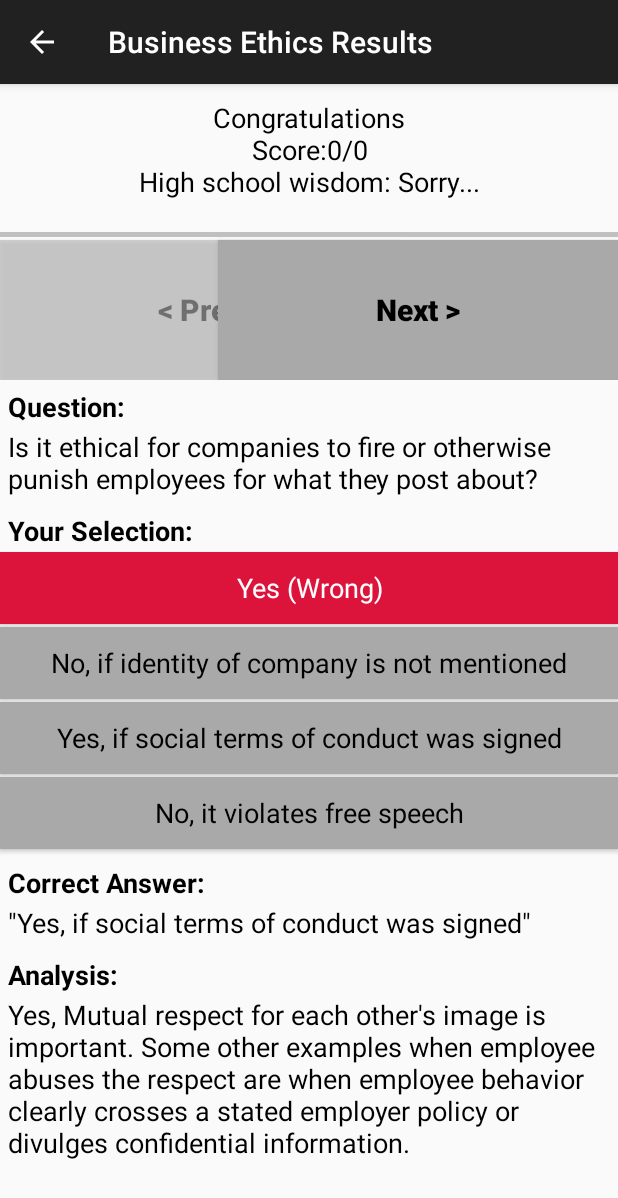
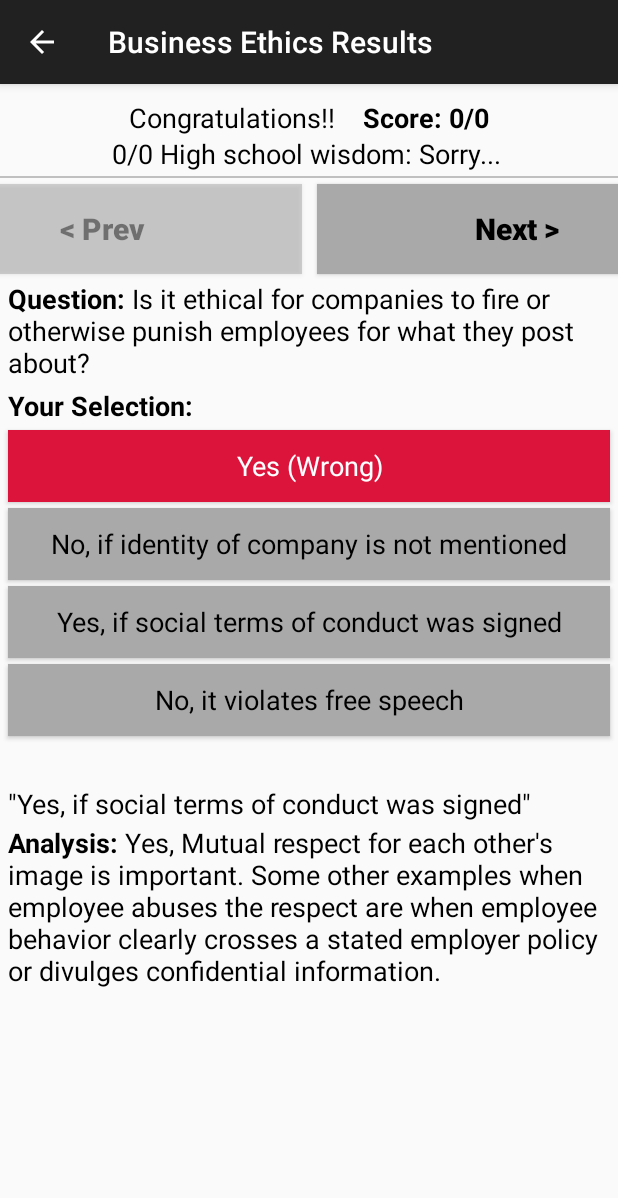
Before and after one commit to simonekarani/MoralIQ, an Android app: the BusinessEthicsResultActivity screen opened directly, with no data from a screen before it, on a phone screen of 412 x 824 dp. Shown: the top 1198 px of the screen. Run offline under Robolectric (Android 15) with nearby library versions, the light colour scheme and no system bars; 5 statements that could not run were skipped.

Commit message:
add biz ethics results using constraint layout

```diff
--- a/app/src/main/java/com/simonekarani/moraliq/bizethics/BusinessEthicsResultActivity.java
+++ b/app/src/main/java/com/simonekarani/moraliq/bizethics/BusinessEthicsResultActivity.java
@@ -3,6 +3,7 @@
 import android.content.Context;
 import android.graphics.Color;
 import android.os.Bundle;
+import android.text.Html;
 import android.view.View;
 import android.widget.Button;
 import android.widget.ListView;
@@ -26,7 +27,6 @@
     private Button nextBtn = null;
 
     private TextView bizethicsResultMsg = null;
-    private TextView bizQText = null;
     private TextView bizUser = null;
     private TextView bizAnswerText;
     private Button bizAnsBtn1 = null;
@@ -35,7 +35,6 @@
     private Button bizAnsBtn4 = null;
     private TextView bizCorrectText = null;
     private TextView bizCorrect = null;
-    private TextView bizAnalysisText = null;
     private TextView bizAnalysis = null;
 
     private View.OnClickListener myOnClickListener;
@@ -59,7 +58,6 @@
         nextBtn.setOnClickListener(myOnClickListener);
 
         bizethicsResultMsg = (TextView) findViewById(R.id.bizethicsResultMsg);
-        bizQText = (TextView) findViewById(R.id.bizQText);
         bizUser = (TextView) findViewById(R.id.bizName);
         bizAnswerText = (TextView) findViewById(R.id.bizAnswerText);
         bizAnsBtn1  = (Button) findViewById(R.id.qBizAnswer1);
@@ -68,7 +66,6 @@
         bizAnsBtn4  = (Button) findViewById(R.id.qBizAnswer4);
         bizCorrectText = (TextView) findViewById(R.id.bizCorrectText);
         bizCorrect = (TextView) findViewById(R.id.bizCorrect);
-        bizAnalysisText = (TextView) findViewById(R.id.bizAnalysisText);
         bizAnalysis = (TextView) findViewById(R.id.bizAnalysis);
 
         setBizEthicsResultMsg(resultList);
@@ -82,7 +79,6 @@
     }
 
     private void setBizEthicsResultMsg(ArrayList<BusinessEthicsResult> resultList) {
-        String resultMsg = "Congratulations\nScore:";
         int totalCnt = resultList.size();
         int moralCnt = 0;
         for (int i = 0; i < resultList.size(); i++) {
@@ -93,6 +89,8 @@
                 moralCnt++;
             }
         }
+        String resultStr = "" + moralCnt + "/" + totalCnt;
+        String resultMsg = "Congratulations!!&emsp;" + "<b>" + "Score: " + resultStr + "</b>" + "<br>";
         resultMsg += "" + moralCnt + "/" + totalCnt;
         String msgValue = "Sorry...";
         double resultValue = (double)moralCnt/totalCnt;
@@ -101,7 +99,7 @@
         else if (resultValue > 0.3)
             msgValue = "Groovy";
         resultMsg += "\nHigh school wisdom: " + msgValue + "\n";
-        bizethicsResultMsg.setText(resultMsg);
+        bizethicsResultMsg.setText(Html.fromHtml(resultMsg));
 
         updateBizEthicsResultMsg(resultList);
     }
@@ -159,13 +157,13 @@
             }
         }
 
-        bizQText.setText("Question:");
-        bizUser.setText(reqData.getQuestion().replaceAll("\n", ""));
+        String bizQuestion = "<b>" + "Question: " + "</b>" + reqData.getQuestion().replaceAll("\n", "");
+        bizUser.setText(Html.fromHtml(bizQuestion));
         bizAnswerText.setText("Your Selection:");
         bizCorrectText.setText("Correct Answer:");
         bizCorrect.setText(correctAnswer);
-        bizAnalysisText.setText("Analysis:");
-        bizAnalysis.setText(reqData.getAnalysis());
+        String bizAnalysisStr = "<b>" + "Analysis: " + "</b>" + reqData.getAnalysis();
+        bizAnalysis.setText(Html.fromHtml(bizAnalysisStr));
     }
 
     private class MyOnClickListener implements View.OnClickListener {
--- a/app/src/main/res/layout/activity_bizethics.xml
+++ b/app/src/main/res/layout/activity_bizethics.xml
@@ -8,7 +8,7 @@
     <TextView
         android:id="@+id/bizthicsText"
         android:layout_width="match_parent"
-        android:layout_height="100dp"
+        android:layout_height="wrap_content"
         android:layout_marginStart="10dp"
         android:layout_marginTop="15dp"
         android:layout_marginEnd="10dp"
--- a/app/src/main/res/layout/activity_bizethics_results.xml
+++ b/app/src/main/res/layout/activity_bizethics_results.xml
@@ -1,196 +1,241 @@
 <?xml version="1.0" encoding="utf-8"?>
-<LinearLayout xmlns:android="http://schemas.android.com/apk/res/android"
-    android:layout_width="wrap_content"
-    android:layout_height="wrap_content"
-    android:orientation="vertical" >
+<androidx.constraintlayout.widget.ConstraintLayout xmlns:android="http://schemas.android.com/apk/res/android"
+    xmlns:app="http://schemas.android.com/apk/res-auto"
+    xmlns:tools="http://schemas.android.com/tools"
+    android:layout_width="match_parent"
+    android:layout_height="match_parent">
 
     <TextView
         android:id="@+id/bizethicsResultMsg"
-        android:layout_width="match_parent"
-        android:layout_height="match_parent"
+        android:layout_width="0dp"
+        android:layout_height="wrap_content"
+        android:layout_marginStart="10dp"
+        android:layout_marginTop="10dp"
+        android:layout_marginEnd="10dp"
+        android:layout_marginBottom="1dp"
+        android:gravity="center_horizontal"
         android:text="Congratulations"
+        android:textAppearance="?android:attr/textAppearanceMedium"
+        android:textColor="@android:color/black"
         android:textStyle="normal"
-        android:textAppearance="?android:attr/textAppearanceMedium"
-        android:layout_marginTop="10dp"
-        android:layout_marginLeft="10dp"
-        android:layout_marginRight="10dp"
-        android:gravity="center_horizontal"
-        android:textColor="@android:color/black" />
+        app:layout_constraintBottom_toTopOf="@+id/view2"
+        app:layout_constraintEnd_toEndOf="parent"
+        app:layout_constraintHorizontal_bias="0.0"
+        app:layout_constraintStart_toStartOf="parent"
+        app:layout_constraintTop_toTopOf="parent" />
 
     <View
+        android:id="@+id/view2"
         android:layout_width="match_parent"
-        android:layout_height="3dp"
-        android:background="#c0c0c0" />
-
-    <RelativeLayout
-        android:layout_width="match_parent"
-        android:layout_height="match_parent" >
+        android:layout_height="1dp"
+        android:layout_marginTop="1dp"
+        android:layout_marginBottom="2dp"
+        android:background="#c0c0c0"
+        app:layout_constraintBottom_toTopOf="@+id/bizPrevBtn"
+        app:layout_constraintTop_toBottomOf="@+id/bizethicsResultMsg"
+        tools:layout_editor_absoluteX="0dp" />
 
     <Button
         android:id="@+id/bizPrevBtn"
         android:layout_width="400px"
-            android:layout_height="140px"
+        android:layout_height="90px"
+        android:layout_alignParentLeft="true"
+        android:layout_marginStart="10dp"
         android:layout_marginTop="2dp"
+        android:layout_marginEnd="5dp"
+        android:layout_marginBottom="2dp"
         android:background="#A9A9A9"
+        android:text="&#60;&#160;Prev"
         android:textAllCaps="false"
+        android:textColor="@android:color/black"
         android:textSize="20sp"
-            android:layout_alignParentLeft="true"
         android:textStyle="bold"
-            android:text="&#60;&#160;Prev"
-            android:textColor="@android:color/black" />
+        app:layout_constraintBottom_toTopOf="@+id/bizName"
+        app:layout_constraintEnd_toStartOf="@+id/bizNextButton"
+        app:layout_constraintStart_toStartOf="parent"
+        app:layout_constraintTop_toBottomOf="@+id/view2" />
 
     <Button
         android:id="@+id/bizNextButton"
         android:layout_width="400px"
-            android:layout_height="140px"
+        android:layout_height="90px"
+        android:layout_alignParentRight="true"
+        android:layout_marginStart="5dp"
         android:layout_marginTop="2dp"
+        android:layout_marginEnd="10dp"
+        android:layout_marginBottom="2dp"
         android:background="#A9A9A9"
+        android:text="Next&#160;&#62;"
         android:textAllCaps="false"
+        android:textColor="@android:color/black"
         android:textSize="20sp"
-            android:layout_alignParentRight="true"
         android:textStyle="bold"
-            android:text="Next&#160;&#62;"
-            android:textColor="@android:color/black" />
-
-    </RelativeLayout>
-
-    <ScrollView xmlns:android="http://schemas.android.com/apk/res/android"
-        android:layout_width="match_parent"
-        android:layout_height="match_parent" >
-
-        <LinearLayout
-            android:layout_width="match_parent"
-            android:layout_height="match_parent"
-            android:layout_marginTop="5dp"
-            android:orientation="vertical" >
-
-            <TextView
-                android:id="@+id/bizQText"
-                android:layout_width="match_parent"
-                android:layout_height="wrap_content"
-                android:text="Question:"
-                android:layout_marginLeft="5dp"
-                android:layout_marginRight="5dp"
-                android:textStyle="bold"
-                android:textAppearance="?android:attr/textAppearanceMedium"
-                android:textColor="@android:color/black" />
+        app:layout_constraintBottom_toTopOf="@+id/bizName"
+        app:layout_constraintEnd_toEndOf="parent"
+        app:layout_constraintStart_toEndOf="@+id/bizPrevBtn"
+        app:layout_constraintTop_toBottomOf="@+id/view2" />
 
     <TextView
         android:id="@+id/bizName"
         android:layout_width="match_parent"
         android:layout_height="wrap_content"
+        android:layout_marginStart="5dp"
         android:layout_marginTop="2dp"
-                android:layout_marginLeft="5dp"
-                android:layout_marginRight="5dp"
+        android:layout_marginEnd="5dp"
+        android:layout_marginBottom="2dp"
         android:text="Marshmallow"
         android:textAppearance="?android:attr/textAppearanceMedium"
-                android:textColor="@android:color/black" />
+        android:textColor="@android:color/black"
+        app:layout_constraintBottom_toTopOf="@+id/bizAnswerText"
+        app:layout_constraintEnd_toEndOf="parent"
+        app:layout_constraintStart_toStartOf="parent"
+        app:layout_constraintTop_toBottomOf="@+id/bizPrevBtn" />
 
     <TextView
         android:id="@+id/bizAnswerText"
         android:layout_width="match_parent"
         android:layout_height="wrap_content"
-                android:layout_marginTop="10dp"
-                android:layout_marginLeft="5dp"
-                android:layout_marginRight="5dp"
+        android:layout_marginStart="5dp"
+        android:layout_marginTop="2dp"
+        android:layout_marginEnd="5dp"
+        android:layout_marginBottom="2dp"
         android:text="Your Selection:"
+        android:textAppearance="?android:attr/textAppearanceMedium"
+        android:textColor="@android:color/black"
         android:textStyle="bold"
-                android:textAppearance="?android:attr/textAppearanceMedium"
-                android:textColor="@android:color/black" />
+        app:layout_constraintBottom_toTopOf="@+id/qBizAnswer1"
+        app:layout_constraintEnd_toEndOf="parent"
+        app:layout_constraintStart_toStartOf="parent"
+        app:layout_constraintTop_toBottomOf="@+id/bizName" />
 
     <Button
         android:id="@+id/qBizAnswer1"
-                android:clickable="false"
         android:layout_width="match_parent"
         android:layout_height="wrap_content"
+        android:layout_marginStart="5dp"
         android:layout_marginTop="2dp"
+        android:layout_marginEnd="5dp"
+        android:layout_marginBottom="2dp"
+        android:clickable="false"
+        android:text="RadioButton"
+        android:textAllCaps="false"
         android:textAppearance="?android:attr/textAppearanceMedium"
-                android:textAllCaps="false"
         android:textColor="@android:color/black"
-                android:text="RadioButton" />
+        app:layout_constraintBottom_toTopOf="@+id/qBizAnswer2"
+        app:layout_constraintEnd_toEndOf="parent"
+        app:layout_constraintStart_toStartOf="parent"
+        app:layout_constraintTop_toBottomOf="@+id/bizAnswerText" />
 
     <Button
         android:id="@+id/qBizAnswer2"
-                android:clickable="false"
         android:layout_width="match_parent"
         android:layout_height="wrap_content"
+        android:layout_marginStart="5dp"
         android:layout_marginTop="2dp"
+        android:layout_marginEnd="5dp"
+        android:layout_marginBottom="2dp"
+        android:clickable="false"
+        android:text="RadioButton"
+        android:textAllCaps="false"
         android:textAppearance="?android:attr/textAppearanceMedium"
-                android:textAllCaps="false"
         android:textColor="@android:color/black"
-                android:text="RadioButton" />
+        app:layout_constraintBottom_toTopOf="@+id/qBizAnswer3"
+        app:layout_constraintEnd_toEndOf="parent"
+        app:layout_constraintStart_toStartOf="parent"
+        app:layout_constraintTop_toBottomOf="@+id/qBizAnswer1" />
 
     <Button
         android:id="@+id/qBizAnswer3"
-                android:clickable="false"
         android:layout_width="match_parent"
         android:layout_height="wrap_content"
+        android:layout_marginStart="5dp"
         android:layout_marginTop="2dp"
+        android:layout_marginEnd="5dp"
+        android:layout_marginBottom="2dp"
+        android:clickable="false"
+        android:text="RadioButton"
+        android:textAllCaps="false"
         android:textAppearance="?android:attr/textAppearanceMedium"
-                android:textAllCaps="false"
         android:textColor="@android:color/black"
-                android:text="RadioButton" />
+        app:layout_constraintBottom_toTopOf="@+id/qBizAnswer4"
+        app:layout_constraintEnd_toEndOf="parent"
+        app:layout_constraintStart_toStartOf="parent"
+        app:layout_constraintTop_toBottomOf="@+id/qBizAnswer2" />
 
     <Button
         android:id="@+id/qBizAnswer4"
-                android:clickable="false"
         android:layout_width="match_parent"
         android:layout_height="wrap_content"
+        android:layout_marginStart="5dp"
         android:layout_marginTop="2dp"
+        android:layout_marginEnd="5dp"
+        android:layout_marginBottom="2dp"
+        android:clickable="false"
+        android:text="RadioButton"
+        android:textAllCaps="false"
         android:textAppearance="?android:attr/textAppearanceMedium"
-                android:textAllCaps="false"
         android:textColor="@android:color/black"
-                android:text="RadioButton" />
+        app:layout_constraintBottom_toTopOf="@+id/bizCorrectText"
+        app:layout_constraintEnd_toEndOf="parent"
+        app:layout_constraintStart_toStartOf="parent"
+        app:layout_constraintTop_toBottomOf="@+id/qBizAnswer3" />
 
     <TextView
         android:id="@+id/bizCorrectText"
-                android:layout_width="match_parent"
+        android:layout_width="140dp"
         android:layout_height="wrap_content"
-                android:layout_marginTop="10dp"
-                android:layout_marginLeft="5dp"
-                android:layout_marginRight="5dp"
+        android:layout_marginStart="5dp"
+        android:layout_marginTop="3dp"
+        android:layout_marginEnd="10dp"
+        android:layout_marginBottom="1dp"
         android:text="Correct Answer:"
+        android:textAppearance="?android:attr/textAppearanceMedium"
+        android:textColor="@android:color/black"
         android:textStyle="bold"
-                android:textAppearance="?android:attr/textAppearanceMedium"
-                android:textColor="@android:color/black" />
+        app:layout_constraintBottom_toTopOf="@+id/bizCorrect"
+        app:layout_constraintEnd_toStartOf="@+id/bizCorrect"
+        app:layout_constraintHorizontal_bias="0.0"
+        app:layout_constraintStart_toStartOf="parent"
+        app:layout_constraintTop_toBottomOf="@+id/qBizAnswer4" />
 
     <TextView
         android:id="@+id/bizCorrect"
-                android:layout_width="match_parent"
+        android:layout_width="0dp"
         android:layout_height="wrap_content"
-                android:layout_marginTop="2dp"
-                android:layout_marginLeft="5dp"
-                android:layout_marginRight="5dp"
+        android:layout_marginStart="5dp"
+        android:layout_marginTop="1dp"
+        android:layout_marginEnd="5dp"
         android:text="Android 6.0"
         android:textAppearance="?android:attr/textAppearanceMedium"
-                android:textColor="@android:color/black" />
+        android:textColor="@android:color/black"
+        app:layout_constraintBottom_toTopOf="@+id/bizAnalysisScroll"
+        app:layout_constraintEnd_toEndOf="parent"
+        app:layout_constraintHorizontal_bias="0.054"
+        app:layout_constraintStart_toStartOf="parent"
+        app:layout_constraintTop_toBottomOf="@+id/bizCorrectText" />
 
-            <TextView
-                android:id="@+id/bizAnalysisText"
-                android:layout_width="match_parent"
-                android:layout_height="wrap_content"
-                android:layout_marginTop="10dp"
-                android:layout_marginLeft="5dp"
-                android:layout_marginRight="5dp"
-                android:text="Analysis:"
-                android:textStyle="bold"
-                android:textAppearance="?android:attr/textAppearanceMedium"
-                android:textColor="@android:color/black" />
+    <androidx.core.widget.NestedScrollView
+        android:id="@+id/bizAnalysisScroll"
+        android:layout_width="0dp"
+        android:layout_height="0dp"
+        app:layout_constraintBottom_toBottomOf="parent"
+        app:layout_constraintEnd_toEndOf="parent"
+        app:layout_constraintStart_toStartOf="parent"
+        app:layout_constraintTop_toBottomOf="@+id/bizCorrect"
+        tools:ignore="MissingConstraints">
 
         <TextView
             android:id="@+id/bizAnalysis"
             android:layout_width="match_parent"
             android:layout_height="wrap_content"
-                android:layout_marginTop="2dp"
-                android:layout_marginLeft="5dp"
-                android:layout_marginRight="5dp"
-                android:layout_marginBottom="10dp"
+            android:layout_marginStart="5dp"
+            android:layout_marginTop="1dp"
+            android:layout_marginEnd="5dp"
+            android:layout_marginBottom="5dp"
             android:text="Android 6.0"
             android:textAppearance="?android:attr/textAppearanceMedium"
             android:textColor="@android:color/black" />
 
-        </LinearLayout>
+    </androidx.core.widget.NestedScrollView>
 
-    </ScrollView>
-
-</LinearLayout>
+</androidx.constraintlayout.widget.ConstraintLayout>
```
Also changed, not shown: app/src/main/res/layout/activity_bizethics_miq.xml (deleted, +0 -116 lines), app/src/main/res/layout/activity_miq.xml (+82 -82 lines). Lines whose indentation alone changed are shown as unchanged.
